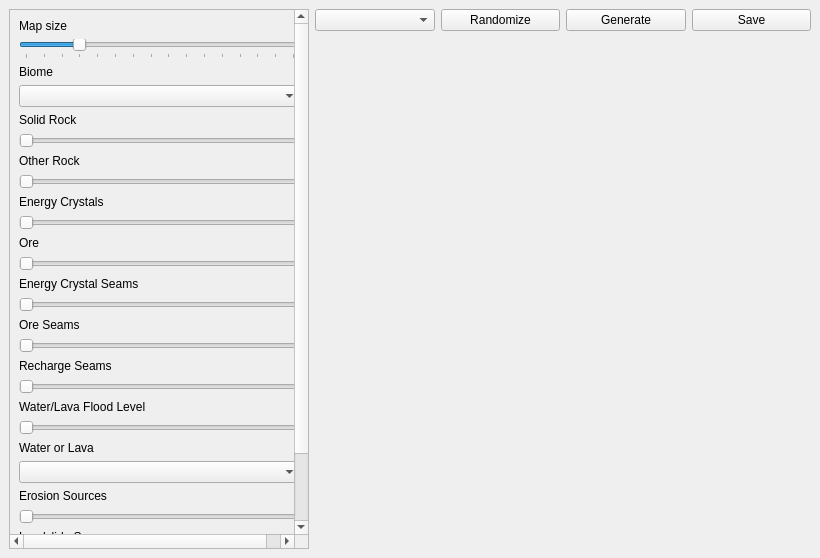
The window that mainwindow.ui (vyldr/map-generator) describes before a commit, drawn with Qt 5.
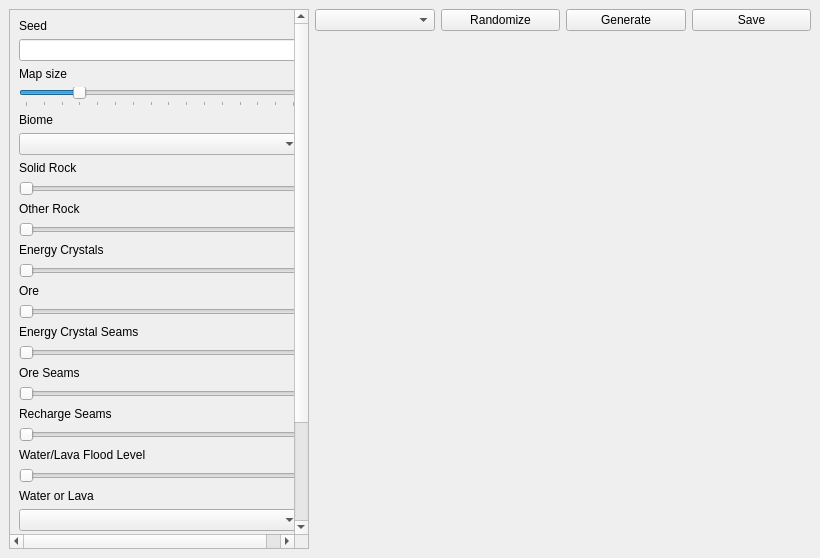
The same window after the commit.

Commit message: Added seed access

```diff
--- a/mainwindow.ui
+++ b/mainwindow.ui
@@ -44,7 +44,7 @@
          <x>0</x>
          <y>0</y>
          <width>300</width>
-         <height>637</height>
+         <height>689</height>
         </rect>
        </property>
        <property name="sizePolicy">
@@ -66,6 +66,16 @@
         </size>
        </property>
        <layout class="QVBoxLayout" name="verticalLayout_2">
+        <item>
+         <widget class="QLabel" name="seed_label">
+          <property name="text">
+           <string>Seed</string>
+          </property>
+         </widget>
+        </item>
+        <item>
+         <widget class="QLineEdit" name="seed_lineEdit"/>
+        </item>
         <item>
          <widget class="QLabel" name="map_size_label">
           <property name="text">
```
The commit also changes 3 other files.
